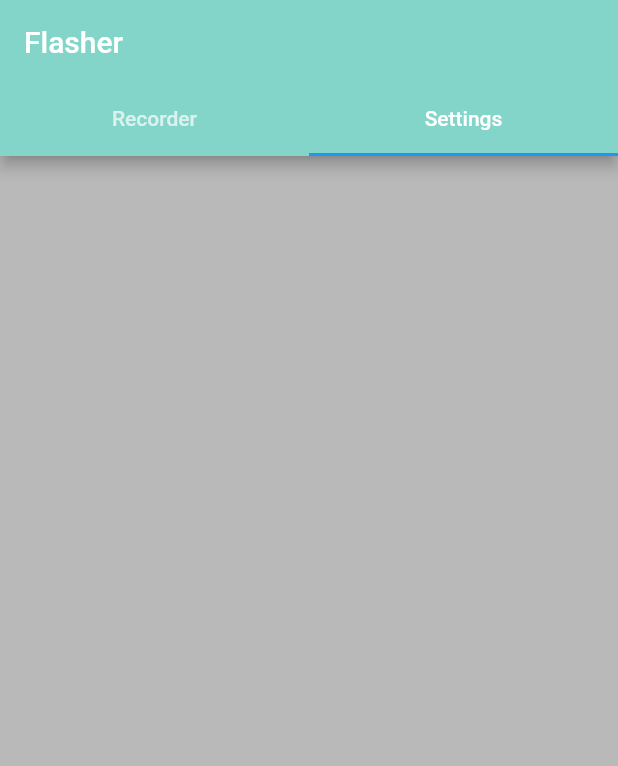
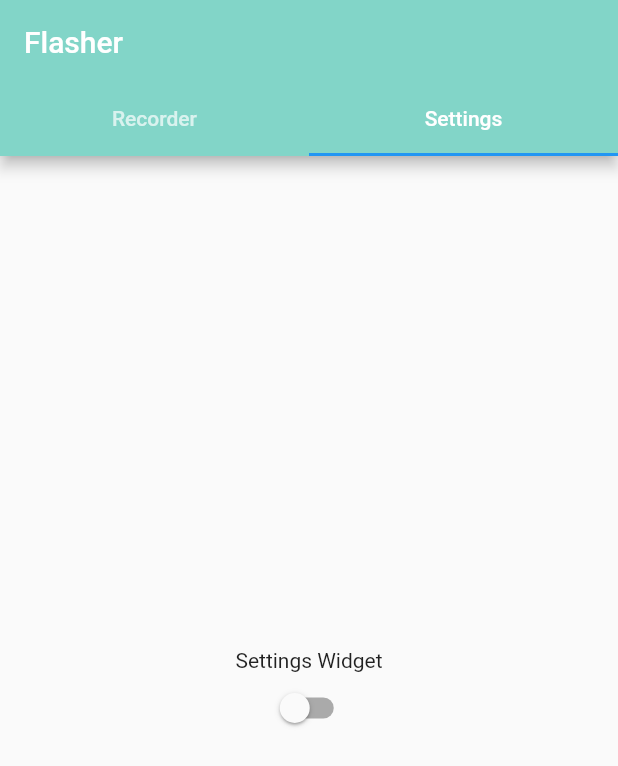
Before and after one commit to JosemyDuarte/Flashy, a Flutter app: the screen it shows after launch, tab 2 chosen, on a phone screen of 412 x 824 dp. Shown: the top 766 px of the screen. Run offline on Flutter 3.47's test engine with Material 2 defaults, Android fonts, the phone set to English and light mode, and no system bars.

Commit message:
[WIP] Adding settings widget

```diff
--- a/lib/Recorder.dart
+++ b/lib/Recorder.dart
@@ -2,14 +2,16 @@ import 'package:flutter/material.dart';
 import 'package:metronome/FlashingScreen.dart';
 
 class RecorderWidget extends StatefulWidget {
+  final String title;
+  final String settings;
+
+  const RecorderWidget({required this.title, required this.settings});
+
   @override
   _RecorderWidgetState createState() => _RecorderWidgetState();
 }
 
 class _RecorderWidgetState extends State<RecorderWidget> {
-  List<Duration> durations = [];
-  bool isRecording = false;
-
   List<Duration> _durations = [];
   bool _isRecording = false;
 
@@ -38,7 +40,7 @@ class _RecorderWidgetState extends State<RecorderWidget> {
   void _clearPresses() {
     setState(() {
       _isRecording = false;
-      centerText = 'Tap to start recording';
+      centerText = 'Tap to start recording - ${widget.settings}';
       _durations = [];
     });
   }
--- /dev/null
+++ b/lib/Settings.dart
@@ -0,0 +1,71 @@
+import 'package:flutter/material.dart';
+
+class FlasherSettings {
+  List<Duration> patterns;
+
+  bool vibrate;
+
+  Color offColor;
+
+  Color onColor;
+
+  FlasherSettings({
+    this.patterns = const <Duration>[],
+    this.vibrate = false,
+    this.offColor = Colors.black,
+    this.onColor = Colors.white,
+  });
+}
+
+typedef SettingsChangedCallback = void Function(FlasherSettings);
+
+class SettingsWidget extends StatefulWidget {
+  final SettingsChangedCallback onSettingsChanged;
+
+  SettingsWidget({required this.onSettingsChanged});
+
+  @override
+  _SettingsWidgetState createState() => _SettingsWidgetState();
+}
+
+class _SettingsWidgetState extends State<SettingsWidget> {
+  FlasherSettings currentSettings = FlasherSettings();
+
+  // Update the settings and notify the parent when settings are updated
+  void updateSettings(FlasherSettings newSettings) {
+    setState(() {
+      currentSettings = newSettings;
+    });
+
+    // Call the callback to pass the updated settings back to parent
+    widget.onSettingsChanged(currentSettings);
+    print('Settings updated: ${currentSettings.vibrate}');
+  }
+
+  @override
+  Widget build(BuildContext context) {
+    return Scaffold(
+      body: Center(
+        child: Column(
+          mainAxisAlignment: MainAxisAlignment.center,
+          children: <Widget>[
+            Text('Settings Widget'),
+            Switch(
+              value: currentSettings.vibrate,
+              onChanged: (newValue) {
+                FlasherSettings newSettings = FlasherSettings(
+                  patterns: currentSettings.patterns,
+                  vibrate: newValue,
+                  offColor: currentSettings.offColor,
+                  onColor: currentSettings.onColor,
+                );
+                updateSettings(newSettings);
+              },
+            ),
+
+          ],
+        ),
+      ),
+    );
+  }
+}
--- a/lib/main.dart
+++ b/lib/main.dart
@@ -1,6 +1,7 @@
 import 'package:flutter/material.dart';
 import 'package:metronome/FlashingScreen.dart';
 import 'package:metronome/Recorder.dart';
+import 'package:metronome/Settings.dart';
 
 void main() {
   runApp(const MyApp());
@@ -33,58 +34,7 @@ class MyHomePage extends StatefulWidget {
 }
 
 class _MyHomePageState extends State<MyHomePage> {
-  List<Duration> _durations = [];
-  bool _isRecording = false;
-
-  DateTime lastPress = DateTime.timestamp();
-  DateTime previousPress = DateTime.timestamp();
-  String centerText = 'Tap to start recording';
-
-  void _recordPress() {
-    setState(() {
-      if (!_isRecording) {
-        _isRecording = true;
-        centerText = 'Recording...';
-        lastPress = DateTime.timestamp();
-
-        return;
-      }
-
-      previousPress = lastPress;
-      lastPress = DateTime.timestamp();
-
-      _durations.add(lastPress.difference(previousPress));
-    });
-  }
-
-  // clean up the presses and durations
-  void _clearPresses() {
-    setState(() {
-      _isRecording = false;
-      centerText = 'Tap to start recording';
-      _durations = [];
-    });
-  }
-
-  // stop recording
-  void _stopRecording() {
-    setState(() {
-      _isRecording = false;
-      if (_durations.length > 0) {
-        centerText = 'Hit play to start flashing\n\n or tap to record again';
-      } else
-        centerText = 'Tap to start recording';
-    });
-  }
-
-  void _playRecording() {
-    Navigator.push(
-      context,
-      MaterialPageRoute(
-        builder: (context) => PatternBackgroundWidget(pattern: _durations),
-      ),
-    );
-  }
+  String settings = 'Settings';
 
   @override
   Widget build(BuildContext context) {
@@ -104,8 +54,12 @@ class _MyHomePageState extends State<MyHomePage> {
               )),
           body: TabBarView(
             children: [
-              RecorderWidget(),
-              Container(color: Colors.black26),
+              RecorderWidget(title: widget.title, settings: settings),
+              SettingsWidget(onSettingsChanged: (settings) {
+                setState(() {
+                  this.settings = "Something else";
+                });
+              }),
             ],
           ),
         ),
```
